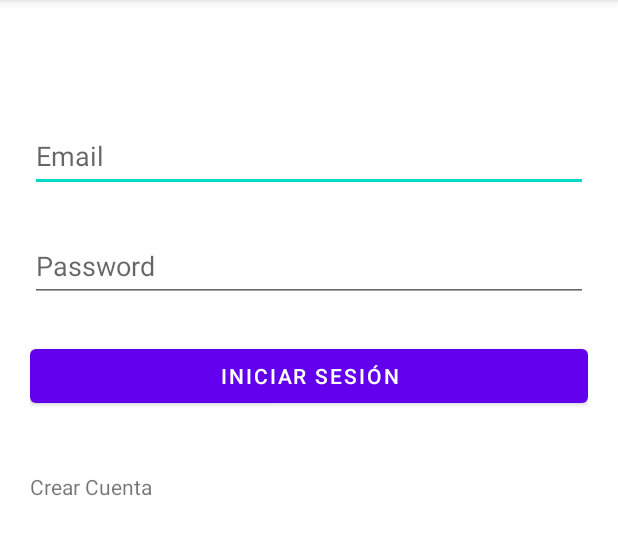
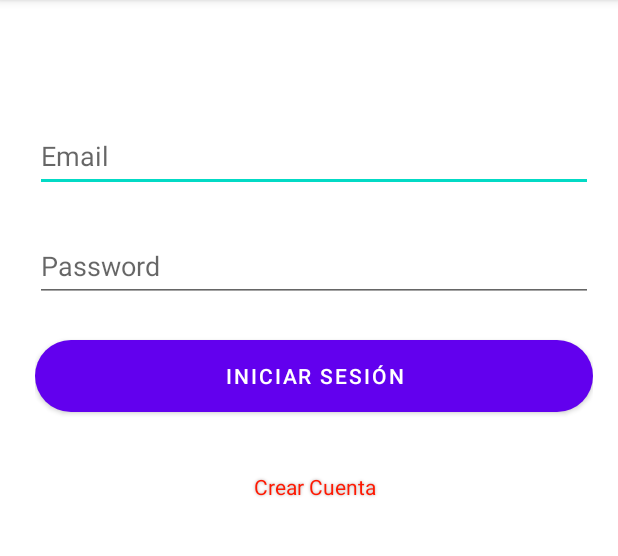
Before and after one commit to JuaniSimieli/api-formula1, an Android app: the LoginActivity screen opened directly, with no data from a screen before it, on a phone screen of 412 x 824 dp, the part 84-640 px from its top. Run offline under Robolectric (Android 15) with nearby library versions, the phone set to English and light mode, and no system bars.

Commit message:
add xml and finish login design

```diff
--- /dev/null
+++ b/MyF1/app/src/main/res/drawable/rounded_rectangle.xml
@@ -0,0 +1,12 @@
+<?xml version="1.0" encoding="utf-8"?>
+<shape xmlns:android="http://schemas.android.com/apk/res/android"
+    android:shape="rectangle">
+    <corners android:radius="50dp"/>
+
+    <solid android:color="@color/f1_red_color"/>
+    <padding
+        android:bottom="10dp"
+        android:left="25dp"
+        android:right="25dp"
+        android:top="10dp"/>
+</shape>
--- a/MyF1/app/src/main/res/layout/activity_login.xml
+++ b/MyF1/app/src/main/res/layout/activity_login.xml
@@ -12,6 +12,7 @@
         android:orientation="vertical"
         app:layout_constraintBottom_toBottomOf="parent"
         app:layout_constraintEnd_toEndOf="parent"
+        app:layout_constraintHorizontal_bias="0.589"
         app:layout_constraintStart_toStartOf="parent"
         app:layout_constraintTop_toTopOf="parent">
 
@@ -20,37 +21,39 @@
             android:layout_width="match_parent"
             android:layout_height="wrap_content"
             android:layout_marginTop="25dp"
+            android:autofillHints=""
             android:ems="10"
             android:hint="@string/txtEmailAdressLogin"
             android:inputType="textEmailAddress"
-            android:minHeight="48dp"
-            android:autofillHints="" />
+            android:minHeight="48dp" />
 
         <EditText
             android:id="@+id/txtPasswordLogin"
             android:layout_width="match_parent"
             android:layout_height="wrap_content"
             android:layout_marginTop="25dp"
+            android:autofillHints=""
             android:ems="10"
             android:hint="@string/txtPasswordLogin"
             android:inputType="textPassword"
-            android:minHeight="48dp"
-            android:autofillHints="" />
+            android:minHeight="48dp" />
 
         <Button
             android:id="@+id/btnLogin"
             android:layout_width="match_parent"
             android:layout_height="wrap_content"
+            android:background="@drawable/rounded_rectangle"
             android:layout_marginTop="25dp"
             android:text="@string/btnLogin" />
 
         <TextView
             android:id="@+id/txtCrearCuenta"
+            style="@style/CenterText"
             android:layout_width="match_parent"
             android:layout_height="wrap_content"
             android:layout_marginTop="40dp"
-            android:text="@string/txtCrearCuenta"
             android:clickable="true"
-            android:focusable="true" />
+            android:focusable="true"
+            android:text="@string/txtCrearCuenta" />
     </LinearLayout>
 </androidx.constraintlayout.widget.ConstraintLayout>
--- a/MyF1/app/src/main/res/values/colors.xml
+++ b/MyF1/app/src/main/res/values/colors.xml
@@ -7,4 +7,5 @@
     <color name="teal_700">#FF018786</color>
     <color name="black">#FF000000</color>
     <color name="white">#FFFFFFFF</color>
+    <color name="f1_red_color">#FF1801</color>
 </resources>
--- /dev/null
+++ b/MyF1/app/src/main/res/values/styles.xml
@@ -0,0 +1,13 @@
+<?xml version="1.0" encoding="utf-8"?>
+<resources>
+    <style name="CenterText" parent="@style/TextAppearance.AppCompat">
+        <item name="android:textColor">#FF1801</item>
+        <item name="android:gravity">center</item>
+        <item name="android:shadowColor">#B4AAA8</item>
+        <item name="android:shadowRadius">2</item>
+    </style>
+
+    <style name="StyleButton">
+        <item name="background">@drawable/rounded_rectangle</item>
+    </style>
+</resources>
```
